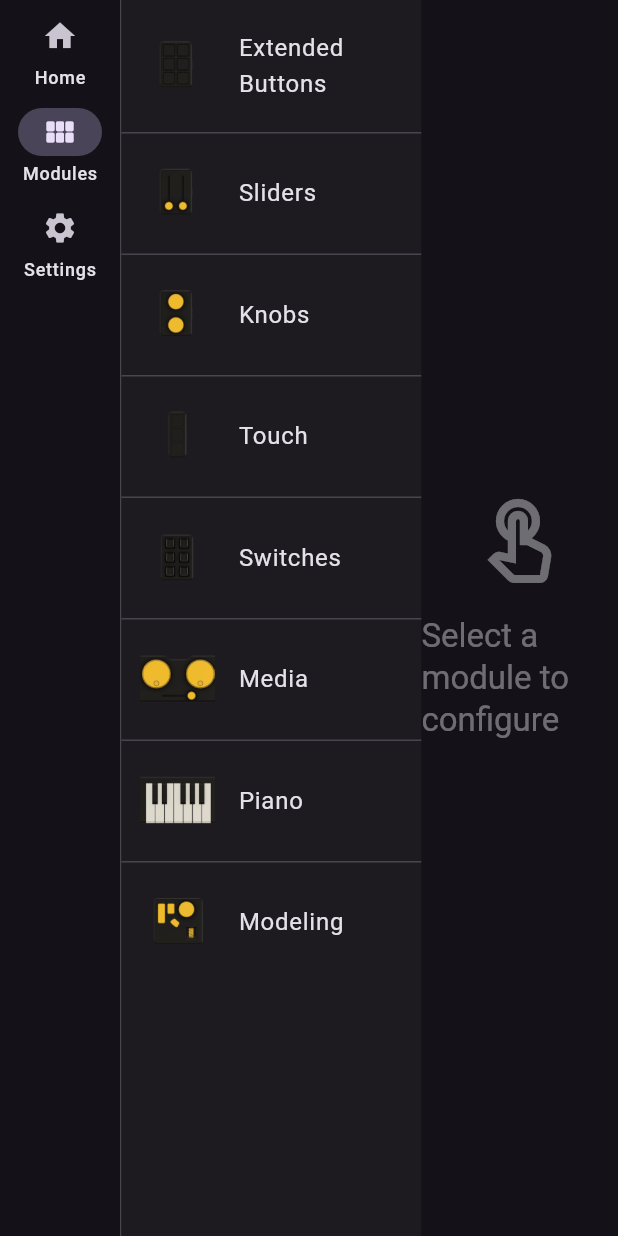
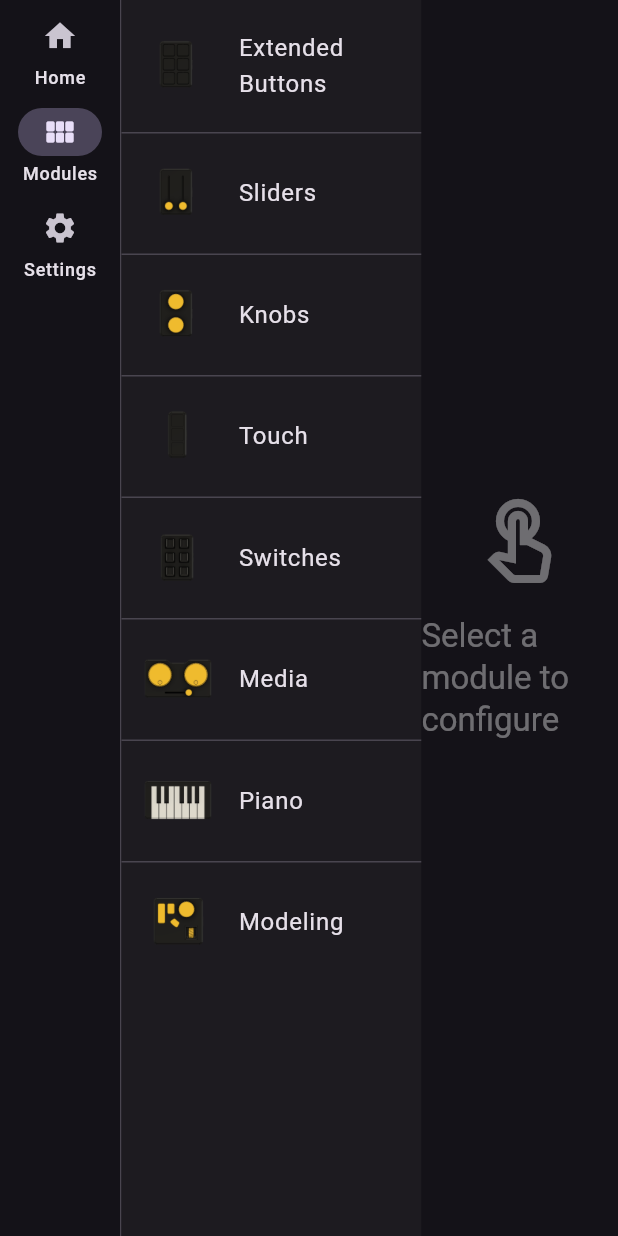
Before and after one commit to Riinmo/console_deck_pro, a Flutter app: the screen it shows after launch, after a tap on "Modules", on a phone screen of 412 x 824 dp. Run offline on Flutter 3.47's test engine with Material 3 defaults, Android fonts, the phone set to English and light mode, and no system bars; our stand-ins replace file_picker, flutter_svg, shared_preferences.

Commit message:
fix images + add all modules clickable area

```diff
--- a/UI/lib/pages/modules_page.dart
+++ b/UI/lib/pages/modules_page.dart
@@ -18,57 +18,57 @@ class _ModulesPageState extends State<ModulesPage> {
 
   final List<ModuleConfig> _modules = const [
     ModuleConfig(
-      id: 'extended_btn', // Renamed id
-      nameKey: AppKeys.moduleExtendedBtn, // Renamed key
+      id: 'extended_btn',
+      nameKey: AppKeys.moduleExtendedBtn,
       imagePath: 'assets/images/ext_btn_module.png',
       hotspots: [
-        // 2x3 Grid - Recalibrated: 90x90 squares, tighter spacing (Vertically compressed)
+        // 2x3 Grid - 75x75, shifted slightly left
         ModuleHotspot(
           id: 'btn1',
-          left: 155,
-          top: 95, // Shifted down from 70
-          width: 90,
-          height: 90,
+          left: 160,
+          top: 110,
+          width: 75,
+          height: 75,
           tooltipKey: 'Button 1',
         ),
         ModuleHotspot(
           id: 'btn2',
-          left: 255,
-          top: 95,
-          width: 90,
-          height: 90,
+          left: 250,
+          top: 110,
+          width: 75,
+          height: 75,
           tooltipKey: 'Button 2',
         ),
         ModuleHotspot(
           id: 'btn3',
-          left: 155,
-          top: 205, // Kept centered
-          width: 90,
-          height: 90,
+          left: 160,
+          top: 200,
+          width: 75,
+          height: 75,
           tooltipKey: 'Button 3',
         ),
         ModuleHotspot(
           id: 'btn4',
-          left: 255,
-          top: 205,
-          width: 90,
-          height: 90,
+          left: 250,
+          top: 200,
+          width: 75,
+          height: 75,
           tooltipKey: 'Button 4',
         ),
         ModuleHotspot(
           id: 'btn5',
-          left: 155,
-          top: 315, // Shifted up from 340
-          width: 90,
-          height: 90,
+          left: 160,
+          top: 290,
+          width: 75,
+          height: 75,
           tooltipKey: 'Button 5',
         ),
         ModuleHotspot(
           id: 'btn6',
-          left: 255,
-          top: 315,
-          width: 90,
-          height: 90,
+          left: 250,
+          top: 290,
+          width: 75,
+          height: 75,
           tooltipKey: 'Button 6',
         ),
       ],
@@ -78,38 +78,22 @@ class _ModulesPageState extends State<ModulesPage> {
       nameKey: AppKeys.moduleSliders,
       imagePath: 'assets/images/sliders_module.png',
       hotspots: [
-        // 4 Vertical Zones
+        // 2 Vertical Areas - Shortened, Moved Up & Left
         ModuleHotspot(
-          id: 'side_l',
-          left: 0,
-          top: 20,
-          width: 125,
-          height: 460,
-          tooltipKey: 'Side Left',
+          id: 'slider_left',
+          left: 165,
+          top: 120,
+          width: 60,
+          height: 250,
+          tooltipKey: 'Left Slider',
         ),
         ModuleHotspot(
-          id: 'slider_l',
-          left: 125,
-          top: 20,
-          width: 125,
-          height: 460,
-          tooltipKey: 'Slider Lefft',
-        ),
-        ModuleHotspot(
-          id: 'slider_r',
-          left: 250,
-          top: 20,
-          width: 125,
-          height: 460,
-          tooltipKey: 'Slider Right',
-        ),
-        ModuleHotspot(
-          id: 'side_r',
-          left: 375,
-          top: 20,
-          width: 125,
-          height: 460,
-          tooltipKey: 'Side Right',
+          id: 'slider_right',
+          left: 260,
+          top: 120,
+          width: 60,
+          height: 250,
+          tooltipKey: 'Right Slider',
         ),
       ],
     ),
@@ -118,32 +102,24 @@ class _ModulesPageState extends State<ModulesPage> {
       nameKey: AppKeys.moduleKnobs,
       imagePath: 'assets/images/knobs_module.png',
       hotspots: [
-        // 2 Round Knobs + 1 Slider
+        // 2 Circular Areas (Vertical) - Reduced size to 120, closer together
         ModuleHotspot(
           id: 'knob1',
-          left: 50,
-          top: 60,
-          width: 170,
-          height: 170,
+          left: 188,
+          top: 105,
+          width: 110,
+          height: 110,
           tooltipKey: 'Knob 1',
           isRound: true,
         ),
         ModuleHotspot(
           id: 'knob2',
-          left: 280,
-          top: 60,
-          width: 170,
-          height: 170,
+          left: 188,
+          top: 260,
+          width: 110,
+          height: 110,
           tooltipKey: 'Knob 2',
           isRound: true,
-        ),
-        ModuleHotspot(
-          id: 'slider',
-          left: 140,
-          top: 310,
-          width: 220,
-          height: 60,
-          tooltipKey: 'Slider',
         ),
       ],
     ),
@@ -152,85 +128,85 @@ class _ModulesPageState extends State<ModulesPage> {
       nameKey: AppKeys.moduleTouch,
       imagePath: 'assets/images/touch_module.png',
       hotspots: [
-        // 1x3 Vertical Stack
+        // 3 Vertical Squares
         ModuleHotspot(
           id: 'touch1',
-          left: 50,
-          top: 50,
-          width: 400,
-          height: 130,
-          tooltipKey: 'Button 1',
+          left: 213,
+          top: 105,
+          width: 80,
+          height: 80,
+          tooltipKey: 'Touch 1',
         ),
         ModuleHotspot(
           id: 'touch2',
-          left: 50,
-          top: 185,
-          width: 400,
-          height: 130,
-          tooltipKey: 'Button 2',
+          left: 213,
+          top: 197,
+          width: 80,
+          height: 80,
+          tooltipKey: 'Touch 2',
         ),
         ModuleHotspot(
           id: 'touch3',
-          left: 50,
-          top: 320,
-          width: 400,
-          height: 130,
-          tooltipKey: 'Button 3',
+          left: 213,
+          top: 290,
+          width: 80,
+          height: 80,
+          tooltipKey: 'Touch 3',
         ),
       ],
     ),
     ModuleConfig(
       id: 'switch',
       nameKey: AppKeys.moduleSwitch,
-      imagePath: 'assets/images/mech_switch_module.png',
+      imagePath: 'assets/images/switch_module.png',
       hotspots: [
-        // 2x3 Grid - Optimized coordinates
+        // 2x3 Grid - 65x65, centered (shifted right to 178/268)
         ModuleHotspot(
           id: 'sw1',
-          left: 20,
-          top: 40,
-          width: 220,
-          height: 130,
+          left: 170,
+          top: 120,
+          width: 65,
+          height: 65,
           tooltipKey: 'Switch 1',
         ),
         ModuleHotspot(
           id: 'sw2',
-          left: 260,
-          top: 40,
-          width: 220,
-          height: 130,
+          left: 265,
+          top: 120,
+          width: 65,
+          height: 65,
           tooltipKey: 'Switch 2',
         ),
         ModuleHotspot(
           id: 'sw3',
-          left: 20,
-          top: 185,
-          width: 220,
-          height: 130,
+          left: 170,
+          top: 215,
+          width: 65,
+          height: 65,
           tooltipKey: 'Switch 3',
         ),
         ModuleHotspot(
           id: 'sw4',
-          left: 260,
-          top: 185,
-          width: 220,
-          height: 130,
+          left: 265,
+          top: 215,
+          width: 65,
+          height: 65,
           tooltipKey: 'Switch 4',
         ),
         ModuleHotspot(
           id: 'sw5',
-          left: 20,
-          top: 330,
-          width: 220,
-          height: 130,
+          left: 170,
+          top: 305,
+          width: 65,
+          height: 65,
           tooltipKey: 'Switch 5',
         ),
         ModuleHotspot(
           id: 'sw6',
-          left: 260,
-          top: 330,
-          width: 220,
-          height: 130,
+          left: 265,
+          top: 305,
+          width: 65,
+          height: 65,
           tooltipKey: 'Switch 6',
         ),
       ],
@@ -240,50 +216,32 @@ class _ModulesPageState extends State<ModulesPage> {
       nameKey: AppKeys.moduleMedia,
       imagePath: 'assets/images/media_module.png',
       hotspots: [
-        // Play/Pause - Center
+        // 2 Circular Areas (Top) + 1 Rectangular Area (Bottom)
         ModuleHotspot(
-          id: 'mediaPlayPause',
-          left: 230,
-          top: 230,
-          width: 40,
-          height: 40,
-          tooltipKey: AppKeys.mediaPlayPause,
+          id: 'media_knob_l',
+          left: 55,
+          top: 135,
+          width: 160,
+          height: 160,
+          isRound: true,
+          tooltipKey: 'Media Knob Left',
         ),
-        // Previous - Left of Play
         ModuleHotspot(
-          id: 'mediaPrev',
-          left: 170,
-          top: 230,
-          width: 40,
-          height: 40,
-          tooltipKey: AppKeys.mediaPrev,
+          id: 'media_knob_r',
+          left: 295,
+          top: 135,
+          width: 160,
+          height: 160,
+          isRound: true,
+          tooltipKey: 'Media Knob Right',
         ),
-        // Next - Right of Play
         ModuleHotspot(
-          id: 'mediaNext',
-          left: 290,
-          top: 230,
-          width: 40,
-          height: 40,
-          tooltipKey: AppKeys.mediaNext,
-        ),
-        // Vol Down - Bottom Left? (Guessing standard layout)
-        ModuleHotspot(
-          id: 'mediaVolDown',
-          left: 170, // Aligned with Prev
-          top: 290,
-          width: 40,
-          height: 40,
-          tooltipKey: AppKeys.mediaVolDown,
-        ),
-        // Vol Up - Bottom Right?
-        ModuleHotspot(
-          id: 'mediaVolUp',
-          left: 290, // Aligned with Next
-          top: 290,
-          width: 40,
-          height: 40,
-          tooltipKey: AppKeys.mediaVolUp,
+          id: 'media_bar',
+          left: 160,
+          top: 320,
+          width: 200,
+          height: 30,
+          tooltipKey: 'Media Bar',
         ),
       ],
     ),
@@ -292,63 +250,103 @@ class _ModulesPageState extends State<ModulesPage> {
       nameKey: AppKeys.modulePiano,
       imagePath: 'assets/images/piano_module.png',
       hotspots: [
-        // Piano Keys (Simulated as one block for now or 7 keys)
-        // Assuming simple 7 key layout
+        // 7 White Keys (Bottom Area) - Tight spacing (2px gap)
         ModuleHotspot(
           id: 'key1',
-          left: 70,
-          top: 200,
-          width: 40,
-          height: 150,
-          tooltipKey: 'C',
+          left: 75,
+          top: 260,
+          width: 50,
+          height: 110,
+          tooltipKey: 'Key 1',
         ),
         ModuleHotspot(
           id: 'key2',
-          left: 120,
-          top: 200,
-          width: 40,
-          height: 150,
-          tooltipKey: 'D',
+          left: 127,
+          top: 260,
+          width: 50,
+          height: 110,
+          tooltipKey: 'Key 2',
         ),
         ModuleHotspot(
           id: 'key3',
-          left: 170,
-          top: 200,
-          width: 40,
-          height: 150,
-          tooltipKey: 'E',
+          left: 179,
+          top: 260,
+          width: 50,
+          height: 110,
+          tooltipKey: 'Key 3',
         ),
         ModuleHotspot(
           id: 'key4',
-          left: 220,
-          top: 200,
-          width: 40,
-          height: 150,
-          tooltipKey: 'F',
+          left: 231,
+          top: 260,
+          width: 50,
+          height: 110,
+          tooltipKey: 'Key 4',
         ),
         ModuleHotspot(
           id: 'key5',
-          left: 270,
-          top: 200,
-          width: 40,
-          height: 150,
-          tooltipKey: 'G',
+          left: 283,
+          top: 260,
+          width: 50,
+          height: 110,
+          tooltipKey: 'Key 5',
         ),
         ModuleHotspot(
           id: 'key6',
-          left: 320,
-          top: 200,
-          width: 40,
-          height: 150,
-          tooltipKey: 'A',
+          left: 335,
+          top: 260,
+          width: 50,
+          height: 110,
+          tooltipKey: 'Key 6',
         ),
         ModuleHotspot(
           id: 'key7',
-          left: 370,
-          top: 200,
-          width: 40,
-          height: 150,
-          tooltipKey: 'B',
+          left: 387,
+          top: 260,
+          width: 50,
+          height: 110,
+          tooltipKey: 'Key 7',
+        ),
+        // 5 Black Keys (Top Area) - Lowered (Top=125)
+        ModuleHotspot(
+          id: 'black1',
+          left: 112,
+          top: 150,
+          width: 35,
+          height: 110,
+          tooltipKey: 'Black 1',
+        ),
+        ModuleHotspot(
+          id: 'black2',
+          left: 163,
+          top: 150,
+          width: 35,
+          height: 110,
+          tooltipKey: 'Black 2',
+        ),
+        ModuleHotspot(
+          id: 'black3',
+          left: 264,
+          top: 150,
+          width: 35,
+          height: 110,
+          tooltipKey: 'Black 3',
+        ),
+        ModuleHotspot(
+          id: 'black4',
+          left: 316,
+          top: 150,
+          width: 35,
+          height: 110,
+          tooltipKey: 'Black 4',
+        ),
+        ModuleHotspot(
+          id: 'black5',
+          left: 366,
+          top: 150,
+          width: 35,
+          height: 110,
+          tooltipKey: 'Black 5',
         ),
       ],
     ),
@@ -357,14 +355,49 @@ class _ModulesPageState extends State<ModulesPage> {
       nameKey: AppKeys.moduleModeling,
       imagePath: 'assets/images/modeling_module.png',
       hotspots: [
-        // Space Mouse / Joystick Center
+        // 1 Circular (TR), 2 Rect (TL), 1 Sq (Center), 1 Rect (BR) - Centered
         ModuleHotspot(
-          id: 'joy',
-          left: 150,
-          top: 150,
-          width: 200,
-          height: 200,
-          tooltipKey: 'Joystick',
+          id: 'mod_rect1',
+          left: 117,
+          top: 125,
+          width: 60,
+          height: 130,
+          tooltipKey: 'Rect 1',
+        ),
+        ModuleHotspot(
+          id: 'mod_rect2',
+          left: 180,
+          top: 125,
+          width: 60,
+          height: 65,
+          tooltipKey: 'Rect 2',
+        ),
+        ModuleHotspot(
+          id: 'mod_circ',
+          left: 258,
+          top: 106,
+          width: 110,
+          height: 110,
+          isRound: true,
+          tooltipKey: 'Circle',
+        ),
+
+        ModuleHotspot(
+          id: 'mod_sq',
+          left: 200,
+          top: 215,
+          width: 70,
+          height: 70,
+          tooltipKey: 'Square',
+        ),
+
+        ModuleHotspot(
+          id: 'mod_wheel',
+          left: 320,
+          top: 270,
+          width: 50,
+          height: 90,
+          tooltipKey: 'Wheel',
         ),
       ],
     ),
@@ -485,10 +518,12 @@ class _ModulesPageState extends State<ModulesPage> {
                         width: hotspot.width,
                         height: hotspot.height,
                         child: Material(
-                          color: Colors
-                              .transparent, // Material handles the shape via InkWell/Ink if needed, but easier to use Container decoration
+                          color: Colors.transparent,
                           child: InkWell(
                             onTap: () => _showConfigDialog(module, hotspot),
+                            hoverColor: Colors.blue.withValues(alpha: 0.3),
+                            highlightColor: Colors.black,
+                            splashColor: Colors.black,
                             customBorder: hotspot.isRound
                                 ? const CircleBorder()
                                 : RoundedRectangleBorder(
@@ -496,30 +531,12 @@ class _ModulesPageState extends State<ModulesPage> {
                                   ),
                             child: Container(
                               decoration: BoxDecoration(
-                                color: Colors.blue.withValues(alpha: 0.3),
                                 shape: hotspot.isRound
                                     ? BoxShape.circle
                                     : BoxShape.rectangle,
                                 borderRadius: hotspot.isRound
                                     ? null
                                     : BorderRadius.circular(8),
-                              ),
-                              child: Center(
-                                child: Text(
-                                  '${index + 1}',
-                                  style: const TextStyle(
-                                    color: Colors.white,
-                                    fontWeight: FontWeight.bold,
-                                    fontSize: 24,
-                                    shadows: [
-                                      Shadow(
-                                        offset: Offset(1, 1),
-                                        blurRadius: 2,
-                                        color: Colors.black,
-                                      ),
-                                    ],
-                                  ),
-                                ),
                               ),
                             ),
                           ),
```
Also changed, not shown: UI/assets/images/media_module.png, UI/assets/images/piano_module.png, UI/assets/images/switch_module.png (renamed from UI/assets/images/mech_switch_module.png).
